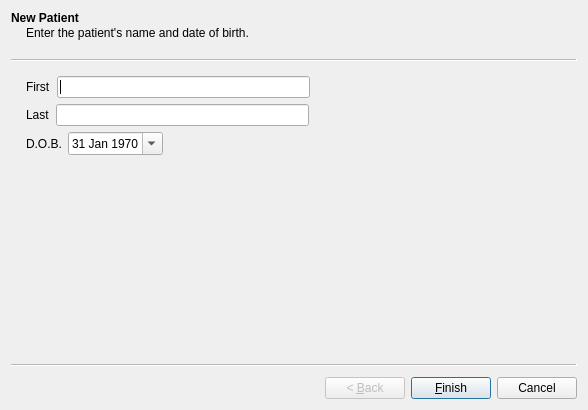
Old version of the form mtrack/newpatientwizard.ui in the repository kyledevans/Medicine-Track.
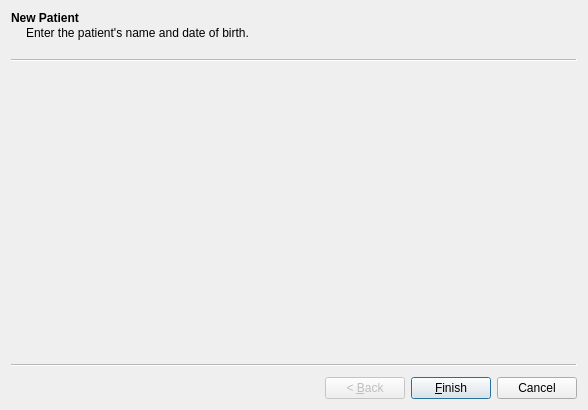
New version of the form. Custom widgets are drawn as their Qt base class.

Patch:
```diff
--- a/mtrack/newpatientwizard.ui
+++ b/mtrack/newpatientwizard.ui
@@ -16,112 +16,23 @@
   <property name="modal">
    <bool>true</bool>
   </property>
-  <widget class="QWizardPage" name="page1">
+  <widget class="NPW_Page00" name="page00">
    <property name="title">
     <string>New Patient</string>
    </property>
    <property name="subTitle">
     <string>Enter the patient's name and date of birth.</string>
    </property>
-   <layout class="QVBoxLayout" name="verticalLayout_2">
-    <item>
-     <layout class="QHBoxLayout" name="horizontalLayout">
-      <item>
-       <widget class="QLabel" name="firstLabel">
-        <property name="text">
-         <string>First</string>
-        </property>
-       </widget>
-      </item>
-      <item>
-       <widget class="QLineEdit" name="firstField"/>
-      </item>
-      <item>
-       <spacer name="horizontalSpacer">
-        <property name="orientation">
-         <enum>Qt::Horizontal</enum>
-        </property>
-        <property name="sizeHint" stdset="0">
-         <size>
-          <width>40</width>
-          <height>20</height>
-         </size>
-        </property>
-       </spacer>
-      </item>
-     </layout>
-    </item>
-    <item>
-     <layout class="QHBoxLayout" name="horizontalLayout_2">
-      <item>
-       <widget class="QLabel" name="lastLabel">
-        <property name="text">
-         <string>Last</string>
-        </property>
-       </widget>
-      </item>
-      <item>
-       <widget class="QLineEdit" name="lastField"/>
-      </item>
-      <item>
-       <spacer name="horizontalSpacer_2">
-        <property name="orientation">
-         <enum>Qt::Horizontal</enum>
-        </property>
-        <property name="sizeHint" stdset="0">
-         <size>
-          <width>40</width>
-          <height>20</height>
-         </size>
-        </property>
-       </spacer>
-      </item>
-     </layout>
-    </item>
-    <item>
-     <layout class="QHBoxLayout" name="horizontalLayout_3">
-      <item>
-       <widget class="QLabel" name="dobLabel">
-        <property name="text">
-         <string>D.O.B.</string>
-        </property>
-       </widget>
-      </item>
-      <item>
-       <widget class="QDateEdit" name="dobField">
-        <property name="dateTime">
-         <datetime>
-          <hour>0</hour>
-          <minute>0</minute>
-          <second>0</second>
-          <year>1970</year>
-          <month>1</month>
-          <day>31</day>
-         </datetime>
-        </property>
-        <property name="calendarPopup">
-         <bool>true</bool>
-        </property>
-       </widget>
-      </item>
-      <item>
-       <spacer name="horizontalSpacer_3">
-        <property name="orientation">
-         <enum>Qt::Horizontal</enum>
-        </property>
-        <property name="sizeHint" stdset="0">
-         <size>
-          <width>40</width>
-          <height>20</height>
-         </size>
-        </property>
-       </spacer>
-      </item>
-     </layout>
-    </item>
-   </layout>
   </widget>
  </widget>
+ <customwidgets>
+  <customwidget>
+   <class>NPW_Page00</class>
+   <extends>QWizardPage</extends>
+   <header location="global">npw_page00.h</header>
+   <container>1</container>
+  </customwidget>
+ </customwidgets>
  <resources/>
  <connections/>
 </ui>
```
